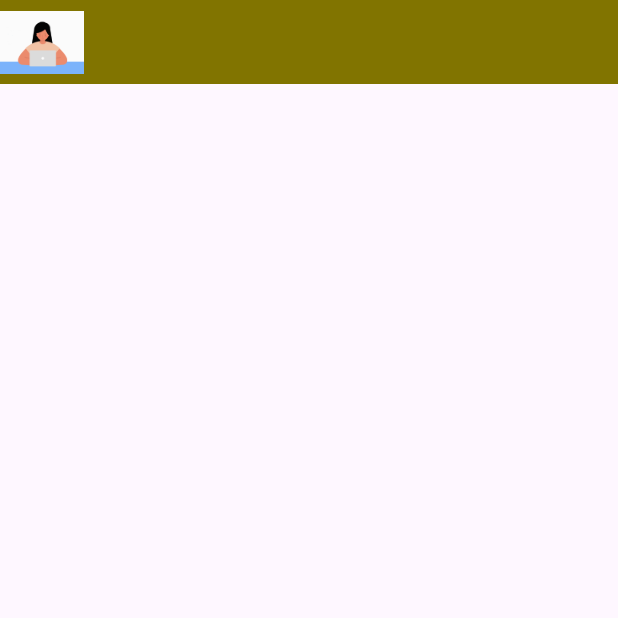
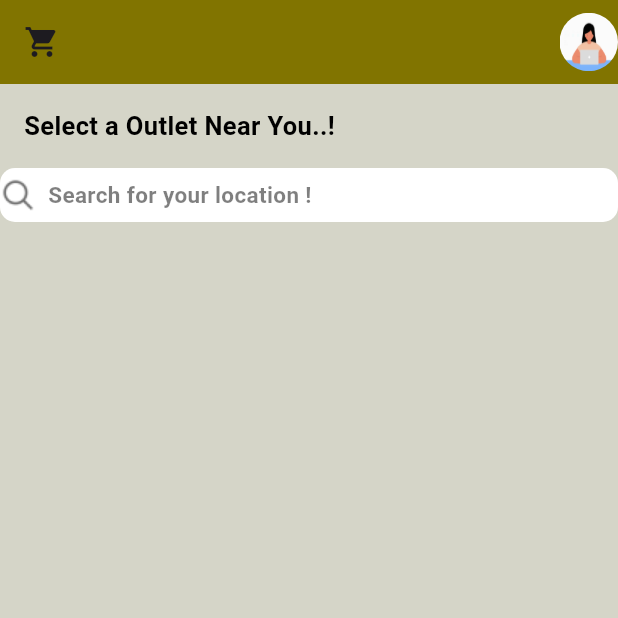
Before and after one commit to NasmiyaNahim/1st-Meals-App, a Flutter app: the Home screen opened directly, on a phone screen of 412 x 824 dp, the top half of it. Run offline on Flutter 3.47's test engine with Material 3 defaults, Android fonts, the phone set to English and light mode, and no system bars; Roboto replaces fonts that are missing (Montserrat).

Commit message:
Second Commit

```diff
--- a/lib/home.dart
+++ b/lib/home.dart
@@ -8,10 +8,88 @@ class Home extends StatelessWidget {
     return Scaffold(
       appBar: AppBar(
         backgroundColor: const Color(0xFF817400),
-        leading: Image.asset(
-          'assets/images/profile.gif'),
+        leading: IconButton(
+          icon: const Icon(Icons.shopping_cart),
+          onPressed: () {},
+        ),
+        actions: [
+          Container(
+  width: 39,
+  height: 39,
+  decoration: ShapeDecoration(
+    image: DecorationImage(
+      image: AssetImage("assets/images/profile.gif"),
+      fit: BoxFit.fill,
+    ),
+    shape: OvalBorder(),
+  ),
+)
+
+          //Image.asset('assets/images/profile.gif'),
+        ],
       ),
+      backgroundColor: Color.fromARGB(255, 213, 213, 200),
+      body: Column(
+        children: [
+          const Padding(
+            padding: EdgeInsets.only(
+              top: 16.0,
+              left: 16.0,
+              right: 16.0,
+              bottom: 16.0,
+            ),
+            child: Align(
+              alignment: Alignment.centerLeft,
+              child: Text(
+                'Select a Outlet Near You..!',
+                style: TextStyle(
+                  color: Colors.black,
+                  fontSize: 17,
+                  fontFamily: 'Montserrat',
+                  fontWeight: FontWeight.w600,
+                ),
+              ),
+            ),
+          ),
+          Container(
+  width: 555,
+  height: 36,
+  decoration: ShapeDecoration(
+    color: Colors.white,
+    shape: RoundedRectangleBorder(
+      borderRadius: BorderRadius.circular(10),
+    ),
+  ),
+  child: Row(
+    children: [
+      Container(
+  width: 24,
+  height: 24,
+  decoration: BoxDecoration(
+    image: DecorationImage(
+      image: AssetImage("assets/images/Search.png"),
+      fit: BoxFit.contain,
+    ),
+  ),
+),
 
+      SizedBox(width: 8), // Add spacing between the image and text
+      Text(
+        'Search for your location !',
+        style: TextStyle(
+          color: Colors.black.withOpacity(0.5),
+          fontSize: 15,
+          fontFamily: 'Montserrat',
+          fontWeight: FontWeight.w600,
+          height: 0,
+        ),
+      ),
+    ],
+  ),
+)
+
+        ],
+      ),
     );
   }
 }
--- a/pubspec.yaml
+++ b/pubspec.yaml
@@ -63,6 +63,7 @@ flutter:
     - assets/images/logo.gif
     - assets/images/Imiot.png
     - assets/images/profile.gif
+    - assets/images/Search.png
 
   # An image asset can refer to one or more resolution-specific "variants", see
   # https://flutter.dev/assets-and-images/#resolution-aware
```
Also changed, not shown: assets/images/Search.png (added), assets/images/Shopping Cart.png (added).
